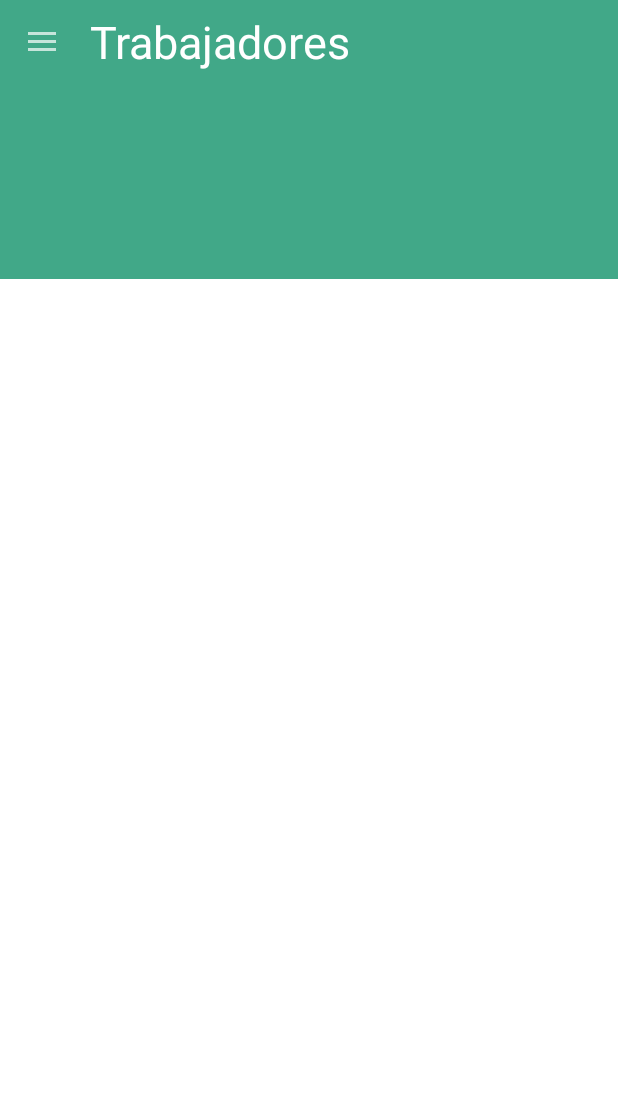
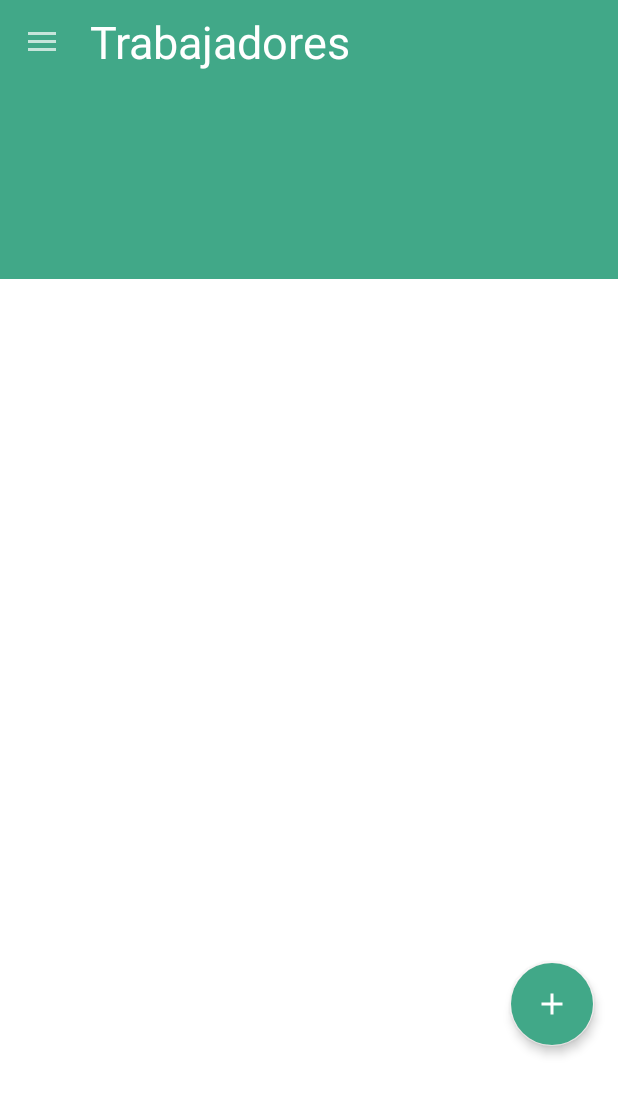
Before and after one commit to serg1o99/SMControl, an Android app: the TrabajadorActivity screen opened directly, with no data from a screen before it, on a phone screen of 412 x 824 dp. Shown: the top 1095 px of the screen. Run offline under Robolectric (Android 15) with nearby library versions, the phone set to English and light mode, and no system bars; our stand-ins replace Firebase (no records; nobody signed in at launch, a user with empty details on screens opened directly); Roboto replaces fonts that are not available here.

Commit message:
commit ( floating button add  )

```diff
--- a/app/build.gradle
+++ b/app/build.gradle
@@ -38,6 +38,7 @@ dependencies {
     implementation 'com.google.firebase:firebase-auth:19.2.0'
     implementation 'com.google.firebase:firebase-database:20.0.0'
     implementation 'com.google.firebase:firebase-firestore:23.0.1'
+    implementation 'com.getbase:floatingactionbutton:1.10.1'
     testImplementation 'junit:junit:4.+'
     androidTestImplementation 'androidx.test.ext:junit:1.1.2'
     androidTestImplementation 'androidx.test.espresso:espresso-core:3.3.0'
--- a/app/src/main/java/com/example/smcontrol/TrabajadorActivity.java
+++ b/app/src/main/java/com/example/smcontrol/TrabajadorActivity.java
@@ -13,8 +13,10 @@ import androidx.recyclerview.widget.RecyclerView;
 import android.content.Intent;
 import android.os.Bundle;
 import android.view.MenuItem;
+import android.view.View;
 
 
+import com.google.android.material.floatingactionbutton.FloatingActionButton;
 import com.google.android.material.navigation.NavigationView;
 import com.google.firebase.database.DataSnapshot;
 import com.google.firebase.database.DatabaseError;
@@ -39,6 +41,7 @@ public class TrabajadorActivity extends AppCompatActivity implements NavigationV
     DrawerLayout drawerLayout;
     NavigationView navigationView;
     Toolbar toolbar;
+    FloatingActionButton fab;
     //
 
     @Override
@@ -49,7 +52,7 @@ public class TrabajadorActivity extends AppCompatActivity implements NavigationV
         drawerLayout = findViewById(R.id.trabajador);
         navigationView = findViewById(R.id.nav_view__);
         toolbar = findViewById(R.id.toolbar_);
-
+        fab=findViewById(R.id.fab);
         setSupportActionBar(toolbar);
         navigationView.bringToFront();
         ActionBarDrawerToggle toogle = new ActionBarDrawerToggle(this,drawerLayout,toolbar,R.string.navigation_drawer_open,R.string.navigation_drawer_close);
@@ -83,6 +86,8 @@ public class TrabajadorActivity extends AppCompatActivity implements NavigationV
             @Override
             public void onCancelled(@NonNull DatabaseError error) { }
         });
+
+        OnClickFloatingButtonListener();
 
     }
 
@@ -151,4 +156,15 @@ public class TrabajadorActivity extends AppCompatActivity implements NavigationV
         }
         return true;
     }
+    public void OnClickFloatingButtonListener()   {
+    fab.setOnClickListener(new View.OnClickListener() {
+        @Override
+        public void onClick(View v) {
+        Intent it=new Intent(getApplicationContext(),Gestionar_TrabajadorActivity.class);
+        startActivity(it);
+        }
+    });
+    }
+
+
 }
--- a/app/src/main/java/model/TrabajadorAdapter.java
+++ b/app/src/main/java/model/TrabajadorAdapter.java
@@ -32,7 +32,7 @@ public class TrabajadorAdapter extends RecyclerView.Adapter<TrabajadorAdapter.My
     @Override
     public void onBindViewHolder(@NonNull TrabajadorAdapter.MyViewHolder holder, int position) {
         Trabajador t=listaTrabajador.get(position);
-        holder.nombre.setText(t.getNombre());
+        holder.nombre.setText(t.getNombre()+" "+t.getApellido());
         holder.rol.setText(t.getRol());
     }
 
--- /dev/null
+++ b/app/src/main/res/drawable/ic_add.xml
@@ -0,0 +1,5 @@
+<vector android:autoMirrored="true" android:height="24dp"
+    android:tint="#D3DCDC" android:viewportHeight="24"
+    android:viewportWidth="24" android:width="24dp" xmlns:android="http://schemas.android.com/apk/res/android">
+    <path android:fillColor="@android:color/white" android:pathData="M19,13h-6v6h-2v-6H5v-2h6V5h2v6h6v2z"/>
+</vector>
--- a/app/src/main/res/layout/activity_trabajador.xml
+++ b/app/src/main/res/layout/activity_trabajador.xml
@@ -6,18 +6,17 @@
     android:layout_width="match_parent"
     android:layout_height="match_parent"
     android:layout_margin="0dp"
-    android:backgroundTint="#090909"
-    tools:context=".TrabajadorActivity"
+    android:backgroundTint="@color/white"
     android:fitsSystemWindows="true"
-    >
+    tools:context=".TrabajadorActivity">
 
     <com.google.android.material.navigation.NavigationView
+        android:id="@+id/nav_view__"
         android:layout_width="wrap_content"
         android:layout_height="match_parent"
-        android:id="@+id/nav_view__"
+        android:layout_gravity="start"
         app:headerLayout="@layout/header"
-        app:menu="@menu/main_menu"
-        android:layout_gravity="start"/>
+        app:menu="@menu/main_menu" />
 
     <ScrollView
         android:layout_width="match_parent"
@@ -46,7 +45,7 @@
 
             <RelativeLayout
                 android:layout_width="match_parent"
-                android:layout_height="wrap_content"
+                android:layout_height="657dp"
                 android:layout_marginTop="0dp">
 
                 <View
@@ -65,9 +64,30 @@
                     android:layout_marginTop="35dp"
                     android:background="#00FFFFFF" />
 
+                <com.google.android.material.floatingactionbutton.FloatingActionButton
+                    android:id="@+id/fab"
+                    android:layout_width="wrap_content"
+                    android:layout_height="wrap_content"
+                    android:layout_alignParentEnd="true"
+                    android:layout_alignParentBottom="true"
+                    android:layout_marginStart="16dp"
+                    android:layout_marginTop="16dp"
+                    android:layout_marginEnd="16dp"
+                    android:layout_marginBottom="16dp"
+                    android:background="#FAF7F7"
+                    android:backgroundTint="@color/teal_200"
+                    android:src="@drawable/ic_add"
+                    app:backgroundTint="#F4F0F0"
+                    app:elevation="4dp"
+                    app:tint="@color/white"
+                    app:fab_colorPressed="#75DDD4"
+                    app:rippleColor="#009688" />
+
             </RelativeLayout>
 
+
         </LinearLayout>
+
 
     </ScrollView>
 
```
